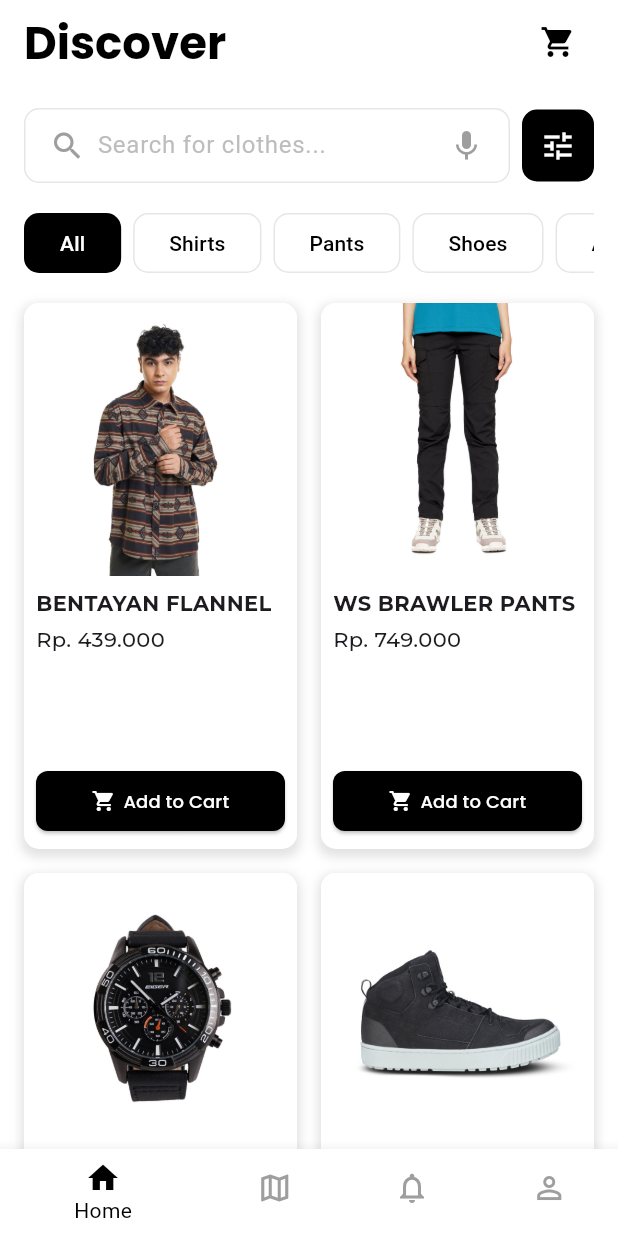
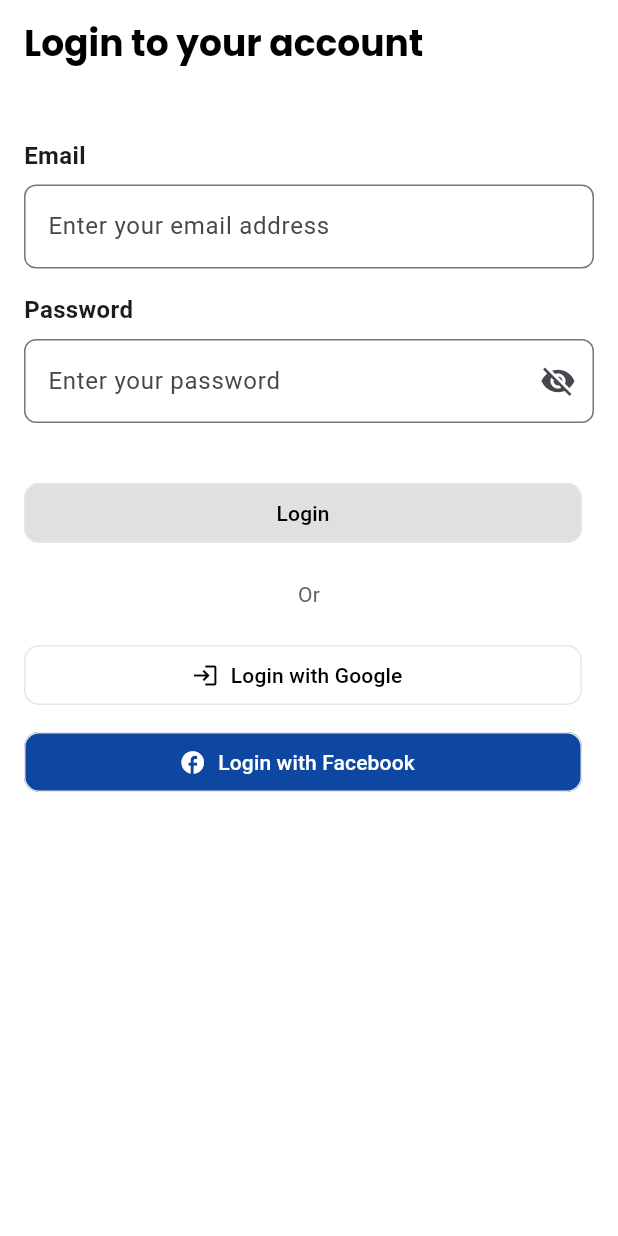
Before and after one commit to azzanslebew/GetX_Apps, a Flutter app: the screen it shows after launch, on a phone screen of 412 x 824 dp. Run offline on Flutter 3.47's test engine with Material 3 defaults, Android fonts, the light colour scheme and no system bars; our stand-ins replace get, google_fonts.

Commit message:
#4 Login Page part1

```diff
--- /dev/null
+++ b/lib/controller/login_controller.dart
@@ -0,0 +1,21 @@
+import 'package:get/get.dart';
+
+class LoginController extends GetxController {
+  var email = ''.obs;
+  var password = ''.obs;
+  var isPasswordHidden = true.obs;
+
+  void togglePasswordVisibility() {
+    isPasswordHidden.value = !isPasswordHidden.value;
+  }
+
+  void login() {
+    if (email.value == 'azzanisham@gmail.com' &&
+        password.value == 'azzanisham123') {
+      Get.snackbar('Success', 'Login successful');
+      Get.offNamed('/home');
+    } else {
+      Get.snackbar('Error', 'Incorrect email or password');
+    }
+  }
+}
--- a/lib/main.dart
+++ b/lib/main.dart
@@ -1,7 +1,7 @@
 import 'package:flutter/material.dart';
-import 'package:get/get_navigation/src/root/get_material_app.dart';
-import 'package:get/get_navigation/src/routes/get_route.dart';
+import 'package:get/get.dart';
 import 'package:getx_apps/pages/home_page.dart';
+import 'package:getx_apps/pages/login_page.dart';
 
 void main() {
   runApp(const MyApp());
@@ -16,8 +16,9 @@ class MyApp extends StatelessWidget {
       debugShowCheckedModeBanner: false,
       initialRoute: '/',
       getPages: [
+        GetPage(name: '/', page: () => const LoginPage()),
         GetPage(
-          name: '/',
+          name: '/home',
           page: () => const HomePage(),
         ),
       ],
--- a/lib/pages/login_page.dart
+++ b/lib/pages/login_page.dart
@@ -0,0 +1,97 @@
+import 'package:flutter/material.dart';
+import 'package:get/get.dart';
+import 'package:getx_apps/controller/login_controller.dart';
+import 'package:getx_apps/widgets/text_field.dart';
+import 'package:getx_apps/widgets/elevated_button.dart';
+import 'package:getx_apps/widgets/appbar.dart';
+
+class LoginPage extends StatelessWidget {
+  const LoginPage({super.key});
+
+  @override
+  Widget build(BuildContext context) {
+    final LoginController loginController = Get.put(LoginController());
+
+    return Scaffold(
+      backgroundColor: Colors.white,
+      appBar: const MyAppBar(
+        title: 'Login to your account',
+        showCartIcon: false,
+        fontSize: 24,
+      ),
+      body: Padding(
+        padding: const EdgeInsets.all(16.0),
+        child: Column(
+          crossAxisAlignment: CrossAxisAlignment.stretch,
+          children: [
+            const SizedBox(height: 20),
+
+            MyTextField(
+              label: 'Email',
+              hintText: 'Enter your email address',
+              icon: Icons.email,
+              onChanged: (value) {
+                loginController.email.value = value;
+              },
+            ),
+
+            Obx(() => MyTextField(
+                  label: 'Password',
+                  hintText: 'Enter your password',
+                  isPassword: true,
+                  isPasswordVisible: !loginController.isPasswordHidden.value,
+                  icon: loginController.isPasswordHidden.value
+                      ? Icons.visibility_off
+                      : Icons.visibility,
+                  onIconPressed: loginController.togglePasswordVisibility,
+                  onChanged: (value) {
+                    loginController.password.value = value;
+                  },
+                )),
+
+            const SizedBox(height: 20),
+
+            MyButton(
+              onPressed: () {
+                loginController.login();
+              },
+              category: 'Login',
+              backgroundColor: Colors.grey.shade300,
+              textColor: Colors.black,
+              borderRadius: 10.0,
+              showIcon: false,
+            ),
+
+            const SizedBox(height: 20),
+            Center(
+              child: Text('Or', style: TextStyle(color: Colors.grey.shade700)),
+            ),
+            const SizedBox(height: 20),
+
+            MyButton(
+              onPressed: () {},
+              category: 'Login with Google',
+              backgroundColor: Colors.white,
+              textColor: Colors.black,
+              borderRadius: 10.0,
+              showIcon: true,
+              icon: Icons.login,
+            ),
+
+            const SizedBox(height: 10),
+
+            MyButton(
+              onPressed: () {},
+              category: 'Login with Facebook',
+              backgroundColor: Colors.blue.shade900,
+              textColor: Colors.white,
+              borderRadius: 10.0,
+              showIcon: true,
+              icon: Icons.facebook,
+            ),
+          ],
+        ),
+      ),
+    );
+  }
+}
--- a/lib/pages/menus/explore.dart
+++ b/lib/pages/menus/explore.dart
@@ -9,7 +9,7 @@ class Explore extends StatelessWidget {
     return const Scaffold(
       backgroundColor: Colors.white,
       body: Center(
-        child: MyText(text: 'ini halaman explore'),
+        child: MyText(text: 'ini halaman explore', textStyle: TextStyle(),),
       ),
     );
   }
--- a/lib/pages/menus/home.dart
+++ b/lib/pages/menus/home.dart
@@ -14,7 +14,10 @@ class Home extends StatelessWidget {
     final CategoryController categoryController = Get.put(CategoryController());
 
     return Scaffold(
-      appBar: const MyAppBar(title: 'Discover'),
+      appBar: const MyAppBar(
+        title: 'Discover',
+        fontSize: 30,
+      ),
       body: Container(
         color: Colors.white,
         child: SingleChildScrollView(
--- a/lib/pages/menus/notifications.dart
+++ b/lib/pages/menus/notifications.dart
@@ -9,7 +9,7 @@ class Notifications extends StatelessWidget {
     return const Scaffold(
       backgroundColor: Colors.white,
       body: Center(
-        child: MyText(text: 'ini halaman notification'),
+        child: MyText(text: 'ini halaman notification', textStyle: TextStyle(),),
       ),
     );
   }
--- a/lib/pages/menus/profile.dart
+++ b/lib/pages/menus/profile.dart
@@ -9,7 +9,7 @@ class Profile extends StatelessWidget {
     return const Scaffold(
       backgroundColor: Colors.white,
       body: Center(
-        child: MyText(text: 'ini halaman profile'),
+        child: MyText(text: 'ini halaman profile', textStyle: TextStyle(),),
       ),
     );
   }
--- a/lib/widgets/Home/categories/load_shirts.dart
+++ b/lib/widgets/Home/categories/load_shirts.dart
@@ -8,33 +8,33 @@ final shirts = <Map<String, String>>[
     'category': 'Shirts'
   },
   {
-    'image': 'assets/images/pants/ws_brawler_pants.jpg',
-    'title': 'WS BRAWLER PANTS',
-    'price': 'Rp. 749.000',
-    'category': 'Pants'
+    'image': 'assets/images/shirts/ethno_shirt_ls.jpg',
+    'title': 'ETHNO SHIRT LS',
+    'price': 'Rp. 419.000',
+    'category': 'Shirts'
   },
   {
-    'image': 'assets/images/accessories/odospeed_anachrono.jpg',
-    'title': 'ODOSPEED ANACHRONO',
-    'price': 'Rp. 1.149.000',
-    'category': 'Accessories'
+    'image': 'assets/images/shirts/poza_rica_flannel_shirt.jpg',
+    'title': 'POZA RICA FLANNEL SHIRT',
+    'price': 'Rp. 399.000',
+    'category': 'Shirts'
   },
   {
-    'image': 'assets/images/shoes/ares.jpg',
-    'title': 'ARES',
-    'price': 'Rp. 979.000',
-    'category': 'Shoes'
+    'image': 'assets/images/shirts/rawson_ss_shirt.jpg',
+    'title': 'RAWSON SS SHIRT',
+    'price': 'Rp. 319.000',
+    'category': 'Shirts'
   },
   {
-    'image': 'assets/images/bags/strato_50_hauler_bag.jpg',
-    'title': 'STRATO 50 HAULER BAG',
-    'price': 'Rp. 789.000',
-    'category': 'Bags'
+    'image': 'assets/images/shirts/rivendell_shirt.jpg',
+    'title': 'RIVENDELL SHIRT',
+    'price': 'Rp. 349.000',
+    'category': 'Shirts'
   },
   {
-    'image': 'assets/images/jackets/raintour_jacket_hoodie.jpg',
-    'title': 'RAINTOUR JACKET HOODIE',
-    'price': 'Rp. 749.000',
-    'category': 'Jackets'
+    'image': 'assets/images/shirts/towsend_f1.jpg',
+    'title': 'TOWSEND F1',
+    'price': 'Rp. 399.000',
+    'category': 'Shirts'
   },
 ].obs;
--- a/lib/widgets/Home/category_button.dart
+++ b/lib/widgets/Home/category_button.dart
@@ -1,6 +1,7 @@
 import 'package:flutter/material.dart';
 import 'package:get/get.dart';
 import 'package:getx_apps/controller/category_controller.dart';
+import 'package:getx_apps/widgets/elevated_button.dart';
 
 class CategoryButton extends StatelessWidget {
   final String category;
@@ -14,24 +15,16 @@ class CategoryButton extends StatelessWidget {
       bool isSelected = controller.selectedCategory.value == category;
       return Container(
         padding: const EdgeInsets.only(right: 8),
-        child: ElevatedButton(
+        child: MyButton(
           onPressed: () {
             controller.selectCategory(category);
           },
-          style: ElevatedButton.styleFrom(
-            shape: RoundedRectangleBorder(
-              borderRadius: BorderRadius.circular(10),
-              side: BorderSide(
-                style: BorderStyle.solid,
-                color:
-                    isSelected ? Colors.transparent : const Color(0xffE6E6E6),
-              ),
-            ),
-            backgroundColor: isSelected ? Colors.black : Colors.white,
-            foregroundColor: isSelected ? Colors.white : Colors.black,
-            elevation: 0,
-          ),
-          child: Text(category),
+          borderRadius: 10,
+          elevation: 0,
+          backgroundColor: isSelected ? Colors.black : Colors.white,
+          textColor: isSelected ? Colors.white : Colors.black,
+          category: category,
+          isSelected: isSelected,
         ),
       );
     });
--- a/lib/widgets/appbar.dart
+++ b/lib/widgets/appbar.dart
@@ -3,8 +3,15 @@ import 'package:google_fonts/google_fonts.dart';
 
 class MyAppBar extends StatelessWidget implements PreferredSizeWidget {
   final String title;
+  final bool showCartIcon;
+  final double fontSize;
 
-  const MyAppBar({super.key, required this.title});
+  const MyAppBar({
+    super.key,
+    required this.title,
+    this.showCartIcon = true,
+    required this.fontSize,
+  });
 
   @override
   Widget build(BuildContext context) {
@@ -17,17 +24,19 @@ class MyAppBar extends StatelessWidget implements PreferredSizeWidget {
           Text(
             title,
             style: GoogleFonts.poppins(
+              fontSize: fontSize,
+              fontWeight: FontWeight.bold,
               color: Colors.black,
-              fontSize: 30,
-              fontWeight: FontWeight.bold,
             ),
           ),
-          IconButton(
+          if (showCartIcon)
+            IconButton(
               onPressed: () {},
               icon: const Icon(
                 Icons.shopping_cart,
                 color: Colors.black,
-              )),
+              ),
+            ),
         ],
       ),
     );
--- /dev/null
+++ b/lib/widgets/elevated_button.dart
@@ -0,0 +1,52 @@
+import 'package:flutter/material.dart';
+
+class MyButton extends StatelessWidget {
+  final VoidCallback onPressed;
+  final double borderRadius;
+  final double elevation;
+  final Color backgroundColor;
+  final Color textColor;
+  final String category;
+  final bool isSelected;
+  final bool showIcon;
+  final IconData? icon;
+
+  const MyButton({
+    super.key,
+    required this.onPressed,
+    this.borderRadius = 8.0,
+    this.elevation = 0.0,
+    this.backgroundColor = Colors.white,
+    this.textColor = Colors.black,
+    required this.category,
+    this.isSelected = false,
+    this.showIcon = false,
+    this.icon,
+  });
+
+  @override
+  Widget build(BuildContext context) {
+    return Container(
+      padding: const EdgeInsets.only(right: 8),
+      child: ElevatedButton.icon(
+        onPressed: onPressed,
+        icon: showIcon && icon != null
+            ? Icon(icon, color: textColor)
+            : Container(),
+        label: Text(category),
+        style: ElevatedButton.styleFrom(
+          shape: RoundedRectangleBorder(
+            borderRadius: BorderRadius.circular(borderRadius),
+            side: BorderSide(
+              style: BorderStyle.solid,
+              color: isSelected ? Colors.transparent : const Color(0xffE6E6E6),
+            ),
+          ),
+          backgroundColor: isSelected ? Colors.black : backgroundColor,
+          foregroundColor: isSelected ? Colors.white : textColor,
+          elevation: elevation,
+        ),
+      ),
+    );
+  }
+}
--- a/lib/widgets/text.dart
+++ b/lib/widgets/text.dart
@@ -2,15 +2,15 @@ import 'package:flutter/material.dart';
 
 class MyText extends StatelessWidget {
   final String text;
-  final double fontSize;
+  final TextStyle textStyle;
 
-  const MyText({super.key, required this.text, this.fontSize = 12.0});
+  const MyText({super.key, required this.text, required this.textStyle, });
 
   @override
   Widget build(BuildContext context) {
     return Text(
       text,
-      style: TextStyle(fontSize: fontSize),
+      style: textStyle,
     );
   }
 }
--- /dev/null
+++ b/lib/widgets/text_field.dart
@@ -0,0 +1,57 @@
+import 'package:flutter/material.dart';
+
+class MyTextField extends StatelessWidget {
+  final String label;
+  final String hintText;
+  final bool isPassword;
+  final bool isPasswordVisible;
+  final IconData? icon;
+  final VoidCallback? onIconPressed;
+  final Function(String)? onChanged;
+
+  const MyTextField({
+    super.key,
+    required this.label,
+    required this.hintText,
+    this.isPassword = false,
+    this.isPasswordVisible = false,
+    this.icon,
+    this.onIconPressed,
+    this.onChanged,
+  });
+
+  @override
+  Widget build(BuildContext context) {
+    return Column(
+      crossAxisAlignment: CrossAxisAlignment.start,
+      children: [
+        Text(
+          label,
+          style: const TextStyle(fontWeight: FontWeight.bold, fontSize: 16),
+        ),
+        const SizedBox(height: 8),
+        TextField(
+          obscureText: isPassword && !isPasswordVisible,
+          onChanged: onChanged,
+          decoration: InputDecoration(
+            hintText: hintText,
+            suffixIcon: isPassword
+                ? IconButton(
+                    icon: Icon(
+                      isPasswordVisible
+                          ? Icons.visibility
+                          : Icons.visibility_off,
+                    ),
+                    onPressed: onIconPressed,
+                  )
+                : null,
+            border: OutlineInputBorder(
+              borderRadius: BorderRadius.circular(8),
+            ),
+          ),
+        ),
+        const SizedBox(height: 16),
+      ],
+    );
+  }
+}
```
